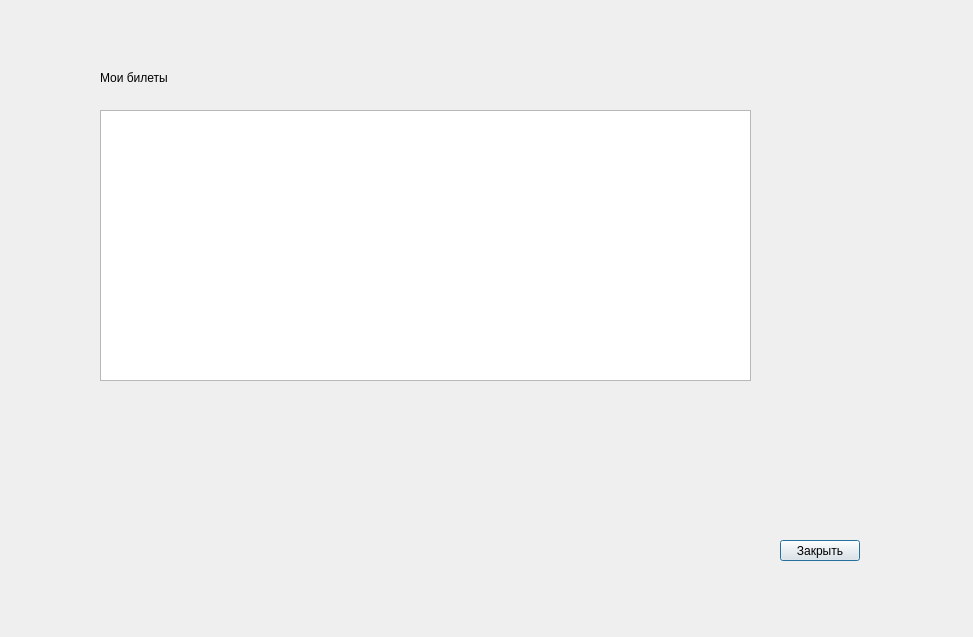
First picture: the form in basket_view.ui, repository stepankolchin/TeatrPostgreSQL, before the edit.
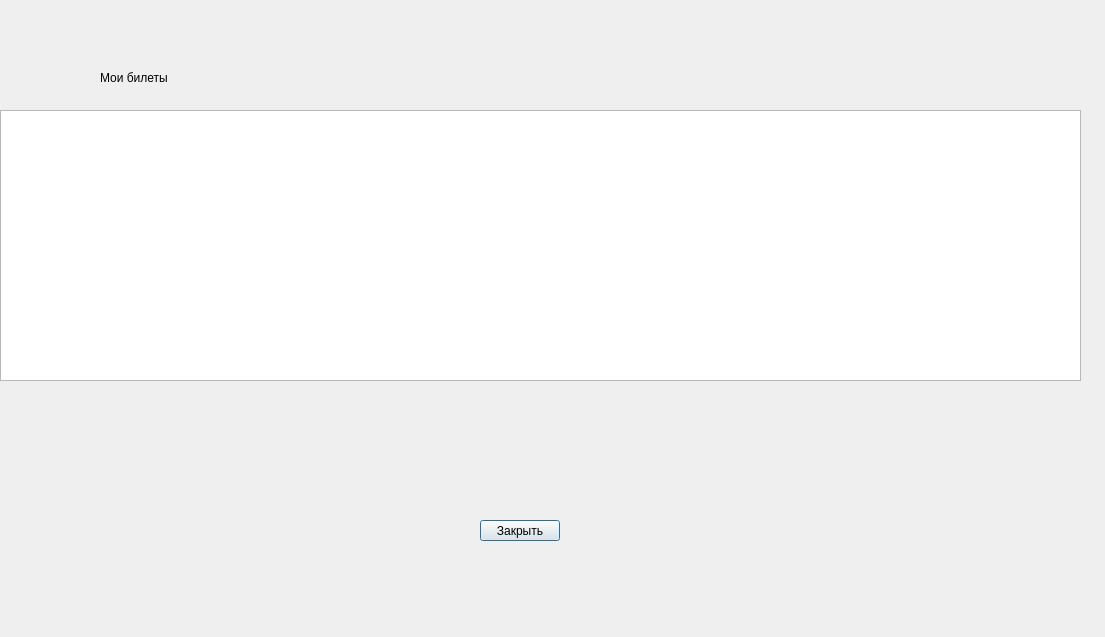
Second picture: the form after the edit.

Commit message: Расширить таблицу

```diff
--- a/basket_view.ui
+++ b/basket_view.ui
@@ -6,7 +6,7 @@
    <rect>
     <x>0</x>
     <y>0</y>
-    <width>973</width>
+    <width>1105</width>
     <height>637</height>
    </rect>
   </property>
@@ -16,9 +16,9 @@
   <widget class="QTableWidget" name="tableWidget">
    <property name="geometry">
     <rect>
-     <x>100</x>
+     <x>0</x>
      <y>110</y>
-     <width>651</width>
+     <width>1081</width>
      <height>271</height>
     </rect>
    </property>
@@ -39,8 +39,8 @@
   <widget class="QPushButton" name="pushButton_close">
    <property name="geometry">
     <rect>
-     <x>780</x>
-     <y>540</y>
+     <x>480</x>
+     <y>520</y>
      <width>80</width>
      <height>21</height>
     </rect>
```
